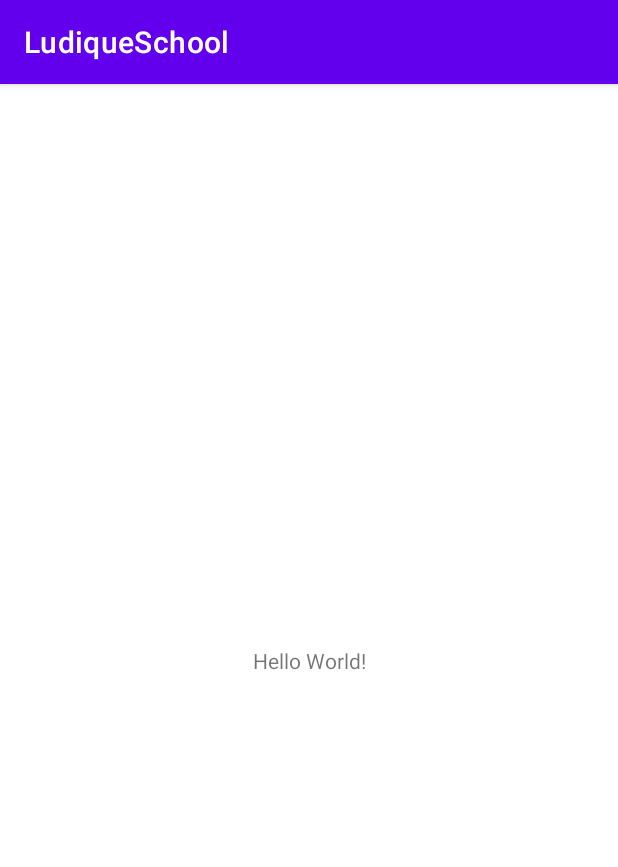
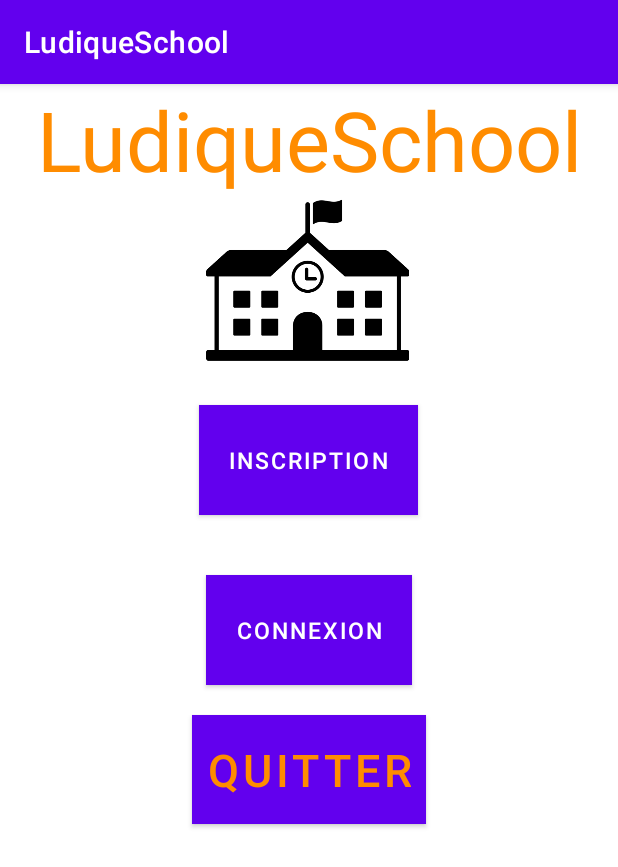
Before and after one commit to haikelJebahi/ANDROID-LudiqueSchool, an Android app: the screen it shows after launch (MainActivity), on a phone screen of 412 x 824 dp. Shown: the top 867 px of the screen. Run offline under Robolectric (Android 15) with nearby library versions, the light colour scheme and no system bars.

Commit message:
creation page inscription + connexion et button quitter

```diff
--- a/app/src/main/AndroidManifest.xml
+++ b/app/src/main/AndroidManifest.xml
@@ -9,6 +9,8 @@
         android:roundIcon="@mipmap/ic_launcher_round"
         android:supportsRtl="true"
         android:theme="@style/Theme.LudiqueSchool">
+        <activity android:name=".PageConnexion" android:parentActivityName=".MainActivity"> </activity>
+        <activity android:name=".PageInscription" android:parentActivityName=".MainActivity"> </activity>
         <activity android:name=".MainActivity">
             <intent-filter>
                 <action android:name="android.intent.action.MAIN" />
--- a/app/src/main/res/layout/activity_main.xml
+++ b/app/src/main/res/layout/activity_main.xml
@@ -1,18 +1,62 @@
 <?xml version="1.0" encoding="utf-8"?>
-<androidx.constraintlayout.widget.ConstraintLayout xmlns:android="http://schemas.android.com/apk/res/android"
+<LinearLayout xmlns:android="http://schemas.android.com/apk/res/android"
     xmlns:app="http://schemas.android.com/apk/res-auto"
     xmlns:tools="http://schemas.android.com/tools"
     android:layout_width="match_parent"
     android:layout_height="match_parent"
-    tools:context=".MainActivity">
+    tools:context=".MainActivity"
+    android:orientation="vertical">
 
     <TextView
+        android:layout_width="match_parent"
+        android:layout_height="wrap_content"
+        android:text="@string/app_name"
+        android:gravity="center"
+        android:textSize="55dp"
+        android:textColor="@color/orange">
+    </TextView>
+
+    <ImageView
+        android:layout_width="match_parent"
+        android:layout_height="120dp"
+        android:src="@drawable/ecole">
+    </ImageView>
+
+    <Button
         android:layout_width="wrap_content"
         android:layout_height="wrap_content"
-        android:text="Hello World!"
-        app:layout_constraintBottom_toBottomOf="parent"
-        app:layout_constraintLeft_toLeftOf="parent"
-        app:layout_constraintRight_toRightOf="parent"
-        app:layout_constraintTop_toTopOf="parent" />
+        android:text="@string/inscription"
+        android:textSize="15dp"
+        android:padding="20dp"
+        android:layout_margin="20dp"
+        android:background="@color/orange"
+        android:onClick="inscriptionBTN"
+        android:layout_gravity="center">
+    </Button>
 
-</androidx.constraintlayout.widget.ConstraintLayout>
+    <Button
+        android:layout_width="wrap_content"
+        android:layout_height="wrap_content"
+        android:text="CONNEXION"
+        android:textSize="15dp"
+        android:padding="20dp"
+        android:layout_gravity="center"
+        android:layout_margin="20dp"
+        android:background="@color/orange"
+        android:onClick="connexionBTN">
+    </Button>
+
+    <Button
+        android:layout_width="wrap_content"
+        android:layout_height="wrap_content"
+        android:text="QUITTER"
+        android:textSize="30dp"
+        android:padding="10dp"
+        android:background="@android:color/black"
+        android:layout_alignParentBottom="true"
+        android:onClick="quitterBTN"
+        android:layout_gravity="center"
+        android:textColor="@color/orange">
+    </Button>
+
+</LinearLayout>
--- a/app/src/main/res/values/colors.xml
+++ b/app/src/main/res/values/colors.xml
@@ -7,4 +7,5 @@
     <color name="teal_700">#FF018786</color>
     <color name="black">#FF000000</color>
     <color name="white">#FFFFFFFF</color>
+    <color name="orange">#FF8C00</color>
 </resources>
--- a/app/src/main/res/values/strings.xml
+++ b/app/src/main/res/values/strings.xml
@@ -1,3 +1,4 @@
 <resources>
     <string name="app_name">LudiqueSchool</string>
+    <string name="inscription">INSCRIPTION</string>
 </resources>
```
Also changed, not shown: app/src/main/java/com/example/ludiqueschool/MainActivity.java (+41 -1 lines), app/src/main/java/com/example/ludiqueschool/PageConnexion.java (added, +14 -0 lines), app/src/main/java/com/example/ludiqueschool/PageInscription.java (added, +14 -0 lines), app/src/main/res/layout/activity_page_connexion.xml (added, +9 -0 lines), app/src/main/res/layout/activity_page_inscription.xml (added, +9 -0 lines), app/src/main/res/drawable/ecole.png (added).
